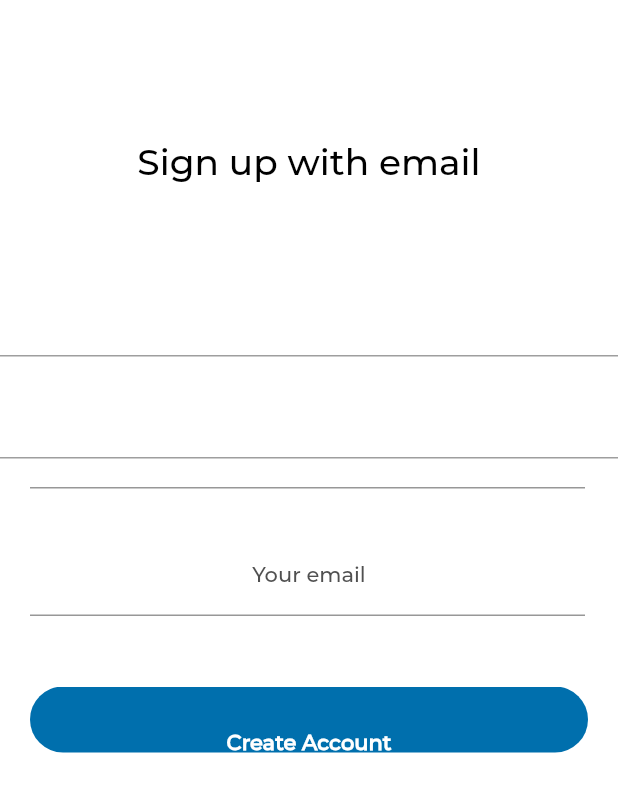
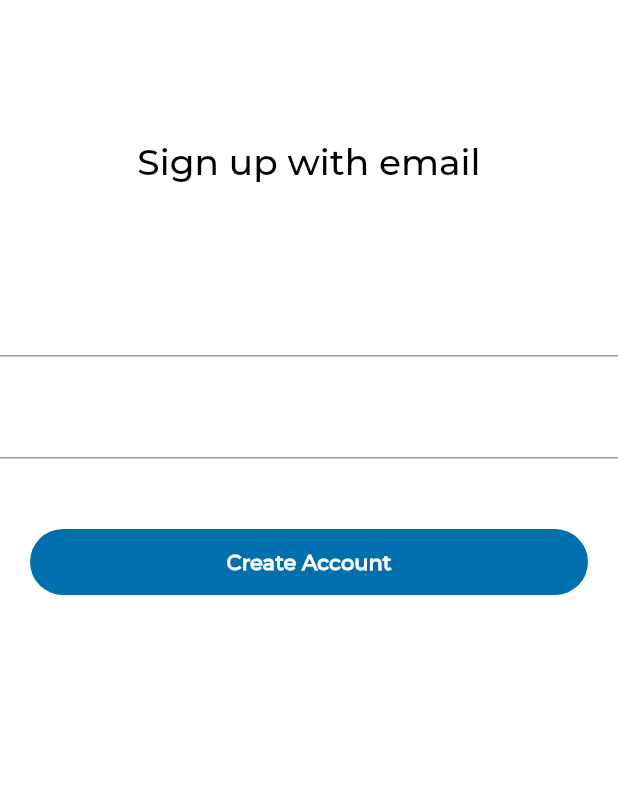
Before and after one commit to sujithjose5/practiceExchange, a Flutter app: the screen it shows after launch, on a phone screen of 412 x 824 dp, the part 401-1213 px from its top. Run offline on Flutter 3.47's test engine with Material 2 defaults, Android fonts, the light colour scheme and no system bars; our stand-ins replace cloud_firestore, firebase_auth; accounts and stored records are empty; project files that could hold a hidden picture were left out.

Commit message:
removed signup screen clutter

```diff
--- a/practice_exchange/lib/screens/authenticate/signup.dart
+++ b/practice_exchange/lib/screens/authenticate/signup.dart
@@ -120,46 +120,46 @@ class _SignUpState extends State<SignUp> {
 //                ),
                   ),
             ),
-            Align(
-              alignment: Alignment.topLeft,
-              child: Container(
-                width: 370,
-                height: 1,
-                margin: EdgeInsets.only(left: 20, top: 19),
-                decoration: BoxDecoration(
-                  color: AppColors.primaryElement,
-                ),
-                child: Container(),
-              ),
-            ),
-            Align(
-              alignment: Alignment.topCenter,
-              child: Container(
-                margin: EdgeInsets.only(top: 48),
-                child: Text(
-                  "Your email",
-                  textAlign: TextAlign.center,
-                  style: TextStyle(
-                    color: AppColors.secondaryText,
-                    fontFamily: "Montserrat",
-                    fontWeight: FontWeight.w500,
-                    fontSize: 14,
-                  ),
-                ),
-              ),
-            ),
-            Align(
-              alignment: Alignment.topLeft,
-              child: Container(
-                width: 370,
-                height: 1,
-                margin: EdgeInsets.only(left: 20, top: 19),
-                decoration: BoxDecoration(
-                  color: AppColors.primaryElement,
-                ),
-                child: Container(),
-              ),
-            ),
+//            Align(
+//              alignment: Alignment.topLeft,
+//              child: Container(
+//                width: 370,
+//                height: 1,
+//                margin: EdgeInsets.only(left: 20, top: 19),
+//                decoration: BoxDecoration(
+//                  color: AppColors.primaryElement,
+//                ),
+//                child: Container(),
+//              ),
+//            ),
+//            Align(
+//              alignment: Alignment.topCenter,
+//              child: Container(
+//                margin: EdgeInsets.only(top: 48),
+//                child: Text(
+//                  "Your email",
+//                  textAlign: TextAlign.center,
+//                  style: TextStyle(
+//                    color: AppColors.secondaryText,
+//                    fontFamily: "Montserrat",
+//                    fontWeight: FontWeight.w500,
+//                    fontSize: 14,
+//                  ),
+//                ),
+//              ),
+//            ),
+//            Align(
+//              alignment: Alignment.topLeft,
+//              child: Container(
+//                width: 370,
+//                height: 1,
+//                margin: EdgeInsets.only(left: 20, top: 19),
+//                decoration: BoxDecoration(
+//                  color: AppColors.primaryElement,
+//                ),
+//                child: Container(),
+//              ),
+//            ),
             Container(
               height: 44,
               margin: EdgeInsets.only(left: 20, top: 47, right: 20),
@@ -180,7 +180,7 @@ class _SignUpState extends State<SignUp> {
                     ),
                   ),
                   Positioned(
-                    top: 13,
+                    //top: 0,
                     child: FlatButton(
                       child: Text(
                         "Create Account",
```
